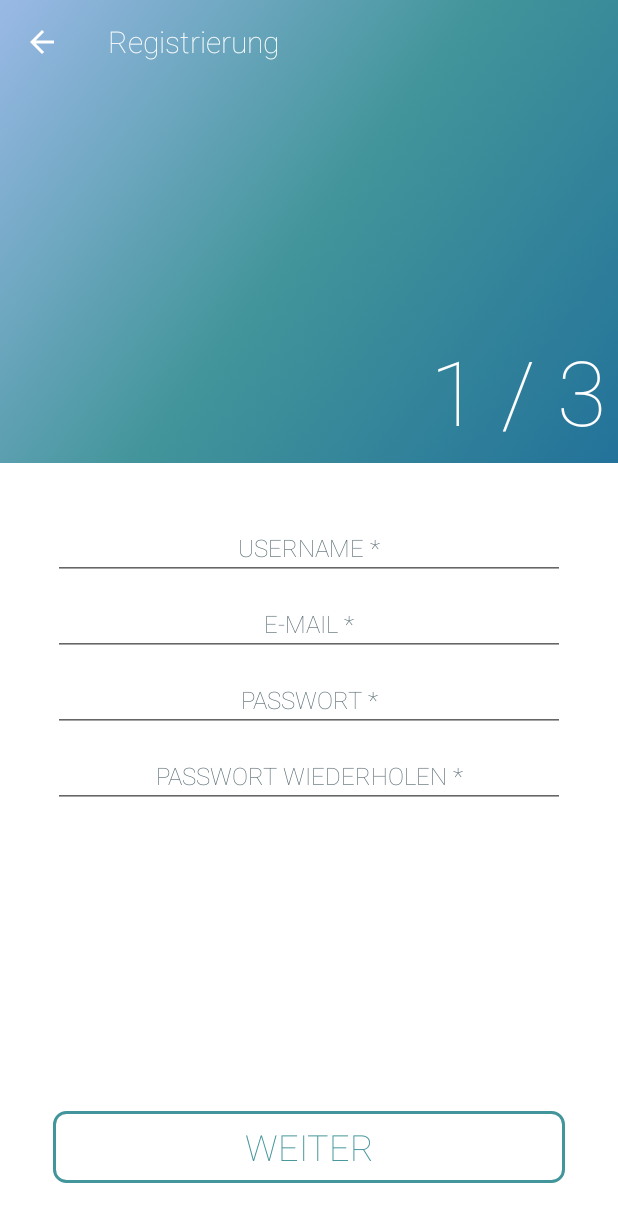
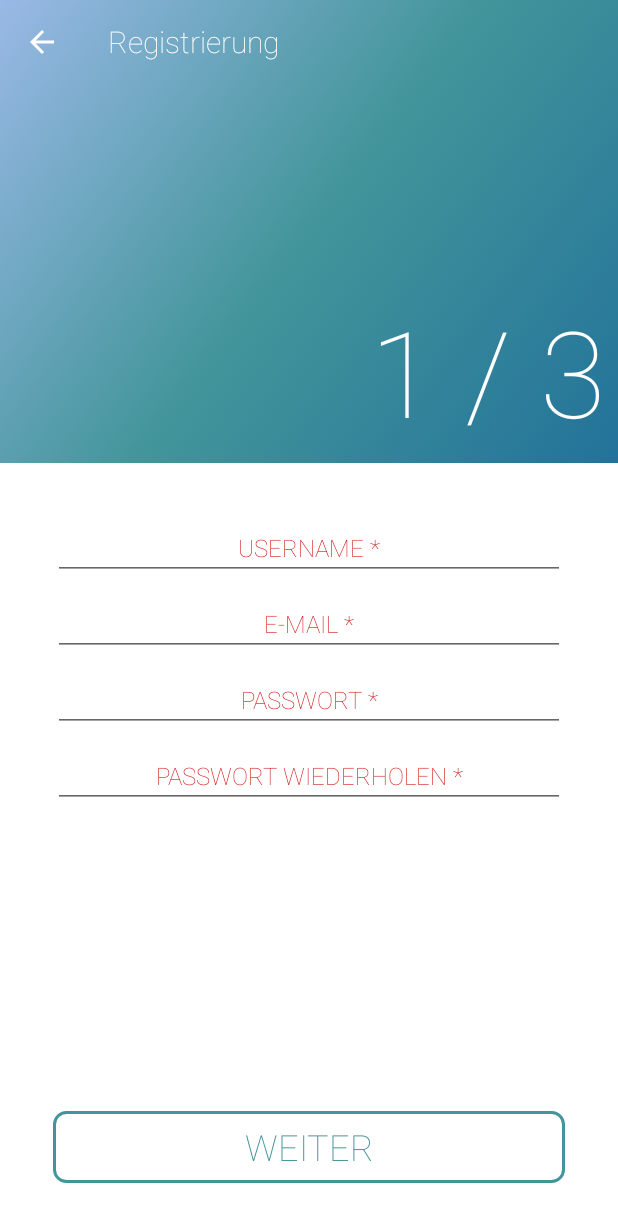
Before and after one commit to junglist219/skicompAndroid, an Android app: the fragment RegistrationContainerFragment placed in its activity, after a tap on "WEITER", on a phone screen of 412 x 824 dp. Shown: the top 1222 px of the screen. Run offline under Robolectric (Android 15) with nearby library versions, the phone set to English and light mode, and no system bars; our stand-ins replace EventBus, data binding; libraries missing offline, so code that uses them is left out: com.j256.ormlite.

Commit message:
implemented registration step 1 validation

```diff
--- a/app/src/main/java/de/skicomp/fragments/onboarding/registration/Registration1Fragment.java
+++ b/app/src/main/java/de/skicomp/fragments/onboarding/registration/Registration1Fragment.java
@@ -5,6 +5,7 @@ import android.databinding.DataBindingUtil;
 import android.os.Bundle;
 import android.support.annotation.Nullable;
 import android.support.v4.app.Fragment;
+import android.util.Patterns;
 import android.view.LayoutInflater;
 import android.view.View;
 import android.view.ViewGroup;
@@ -55,7 +56,8 @@ public class Registration1Fragment extends Fragment {
     }
 
     public void onClickForward() {
-        if (allFieldsValid()) {
+        resetErrors();
+        if (allFieldsFilled() && allFieldsValid()) {
             final String username = viewBinding.etUsername.getText().toString();
             final String email = viewBinding.etEmail.getText().toString();
             final String password = viewBinding.etPassword.getText().toString();
@@ -64,32 +66,55 @@ public class Registration1Fragment extends Fragment {
         }
     }
 
-    private boolean allFieldsValid() {
+    private void resetErrors() {
+        viewBinding.etUsername.setError(null);
+        viewBinding.etEmail.setError(null);
+        viewBinding.etPassword.setError(null);
+        viewBinding.etConfirmPassword.setError(null);
+    }
+
+    private boolean allFieldsFilled() {
+        boolean allFieldsFilled = true;
+
         if (viewBinding.etUsername.getText().toString().isEmpty()) {
-            Toast.makeText(getContext(), "Username fehlt", Toast.LENGTH_SHORT).show();
-            return false;
+            viewBinding.etUsername.setError();
+            allFieldsFilled = false;
         }
 
         if (viewBinding.etEmail.getText().toString().isEmpty()) {
-            Toast.makeText(getContext(), "E-Mail fehlt", Toast.LENGTH_SHORT).show();
-            return false;
+            viewBinding.etEmail.setError();
+            allFieldsFilled = false;
         }
 
         if (viewBinding.etPassword.getText().toString().isEmpty()) {
-            Toast.makeText(getContext(), "Passwort fehlt", Toast.LENGTH_SHORT).show();
-            return false;
+            viewBinding.etPassword.setError();
+            allFieldsFilled = false;
         }
 
         if (viewBinding.etConfirmPassword.getText().toString().isEmpty()) {
-            Toast.makeText(getContext(), "Passwort fehlt", Toast.LENGTH_SHORT).show();
+            viewBinding.etConfirmPassword.setError();
+            allFieldsFilled = false;
+        }
+
+        return allFieldsFilled;
+    }
+
+    private boolean allFieldsValid() {
+        if (!Patterns.EMAIL_ADDRESS.matcher(viewBinding.etEmail.getText().toString()).matches()) {
+            viewBinding.etEmail.setError();
+            Toast.makeText(getContext(), "E-Mail-Adresse fehlerhaft", Toast.LENGTH_SHORT).show();
             return false;
         }
 
         if (!viewBinding.etPassword.getText().toString().equals(viewBinding.etConfirmPassword.getText().toString())) {
+            viewBinding.etPassword.setError();
+            viewBinding.etConfirmPassword.setError();
             Toast.makeText(getContext(), "Passwörter stimmen nicht überein", Toast.LENGTH_SHORT).show();
             return false;
         }
 
+        // validate password length & characters
+
         return true;
     }
 }
--- /dev/null
+++ b/app/src/main/java/de/skicomp/views/SkiEditText.java
@@ -0,0 +1,38 @@
+package de.skicomp.views;
+
+import android.content.Context;
+import android.support.v4.content.ContextCompat;
+import android.support.v7.widget.AppCompatEditText;
+import android.util.AttributeSet;
+
+import de.skicomp.R;
+
+/**
+ * Created by benjamin.schneider on 15.06.17.
+ */
+
+public class SkiEditText extends AppCompatEditText {
+
+    public SkiEditText(Context context) {
+        super(context);
+    }
+
+    public SkiEditText(Context context, AttributeSet attrs) {
+        super(context, attrs);
+    }
+
+    public SkiEditText(Context context, AttributeSet attrs, int defStyleAttr) {
+        super(context, attrs, defStyleAttr);
+    }
+
+    @Override
+    protected void onTextChanged(CharSequence text, int start, int lengthBefore, int lengthAfter) {
+        super.onTextChanged(text, start, lengthBefore, lengthAfter);
+        this.setTextColor(ContextCompat.getColor(getContext(), R.color.text_color_title));
+    }
+
+    public void setError() {
+        this.setTextColor(ContextCompat.getColor(getContext(), android.R.color.holo_red_dark));
+        this.setHintTextColor(ContextCompat.getColor(getContext(), android.R.color.holo_red_dark));
+    }
+}
--- a/app/src/main/res/layout/fragment_registration_1.xml
+++ b/app/src/main/res/layout/fragment_registration_1.xml
@@ -9,7 +9,7 @@
         android:layout_height="wrap_content"
         android:layout_margin="@dimen/onboarding_margin">
 
-        <EditText
+        <de.skicomp.views.SkiEditText
             style="@style/DefaultEditText"
             android:id="@+id/et_username"
             android:layout_width="match_parent"
@@ -17,17 +17,16 @@
             android:nextFocusForward="@+id/et_email"
             android:hint="@string/hint_username" />
 
-        <EditText
+        <de.skicomp.views.SkiEditText
             style="@style/DefaultEditText"
             android:id="@+id/et_email"
             android:layout_width="match_parent"
             android:layout_height="wrap_content"
             android:layout_below="@id/et_username"
             android:layout_marginTop="@dimen/default_padding"
-            android:inputType="textEmailAddress"
             android:hint="@string/hint_email" />
 
-        <EditText
+        <de.skicomp.views.SkiEditText
             style="@style/DefaultEditText"
             android:id="@+id/et_password"
             android:layout_width="match_parent"
@@ -37,7 +36,7 @@
             android:inputType="textPassword"
             android:hint="@string/hint_password" />
 
-        <EditText
+        <de.skicomp.views.SkiEditText
             style="@style/DefaultEditText"
             android:id="@+id/et_confirm_password"
             android:layout_width="match_parent"
--- a/app/src/main/res/layout/fragment_registration_container.xml
+++ b/app/src/main/res/layout/fragment_registration_container.xml
@@ -35,7 +35,7 @@
                     android:layout_width="wrap_content"
                     android:layout_height="wrap_content"
                     android:text="Registrierung"
-                    android:textSize="20sp"
+                    android:textSize="@dimen/text_toolbar_title"
                     android:fontFamily="sans-serif-thin" />
 
             </android.support.v7.widget.Toolbar>
@@ -49,7 +49,7 @@
                 android:layout_alignParentRight="true"
                 android:padding="@dimen/default_padding"
                 android:text="1 / 3"
-                android:textSize="@dimen/text_title_app" />
+                android:textSize="80sp" />
 
         </RelativeLayout>
 
@@ -80,7 +80,7 @@
                 android:layout_marginBottom="@dimen/onboarding_margin"
                 android:layout_marginTop="16dp"
                 android:layout_alignParentBottom="true"
-                android:text="WEITER"
+                android:text="@string/onboarding_register_button_forward"
                 android:onClick="@{handler::onClickForward}"/>
 
         </RelativeLayout>
--- a/app/src/main/res/values/dimen.xml
+++ b/app/src/main/res/values/dimen.xml
@@ -9,6 +9,7 @@
     <dimen name="padding_bottom_navigation_half">5dp</dimen>
 
     <dimen name="text_title_app">60sp</dimen>
+    <dimen name="text_toolbar_title">20sp</dimen>
     <dimen name="text_button">18sp</dimen>
 
 </resources>
--- a/app/src/main/res/values/strings.xml
+++ b/app/src/main/res/values/strings.xml
@@ -17,6 +17,9 @@
     <string name="hint_city">STADT</string>
     <string name="hint_country">LAND</string>
 
+    <string name="onboarding_register_button_forward">WEITER</string>
+    <string name="onboarding_register_button_complete">JETZT REGISTRIEREN</string>
+
     <string name="forgot_password_dialog_text">Du hast dein Passwort vergessen?\nKein Problem!\nGib deinen Nutzername ein und wir senden dir eine E-Mail mit deinem neuen Passwort zu.</string>
     <string name="forgot_password_dialog_button">PASSWORT ZUSCHICKEN</string>
 
@@ -26,4 +29,6 @@
     <string name="skiarea_slopes_freeride">%d km - freeride</string>
 
     <string name="heroku_profile_picture_url">https://skiservicetest.herokuapp.com/images/%s.png</string>
+    <string name="edittext_error_required_field">Pflichtfeld</string>
+    <string name="edittext_error_passwords">Passwörter stimmen nicht überein</string>
 </resources>
```
Also changed, not shown: app/src/main/java/de/skicomp/fragments/onboarding/OnboardingFragment.java (+7 -6 lines), app/src/main/java/de/skicomp/fragments/onboarding/registration/Registration3Fragment.java (+5 -2 lines), app/src/main/java/de/skicomp/fragments/onboarding/registration/RegistrationContainerFragment.java (+20 -2 lines), app/src/main/res/layout/fragment_onboarding.xml (+5 -5 lines), app/src/main/res/layout/fragment_registration_2.xml (+4 -4 lines).
